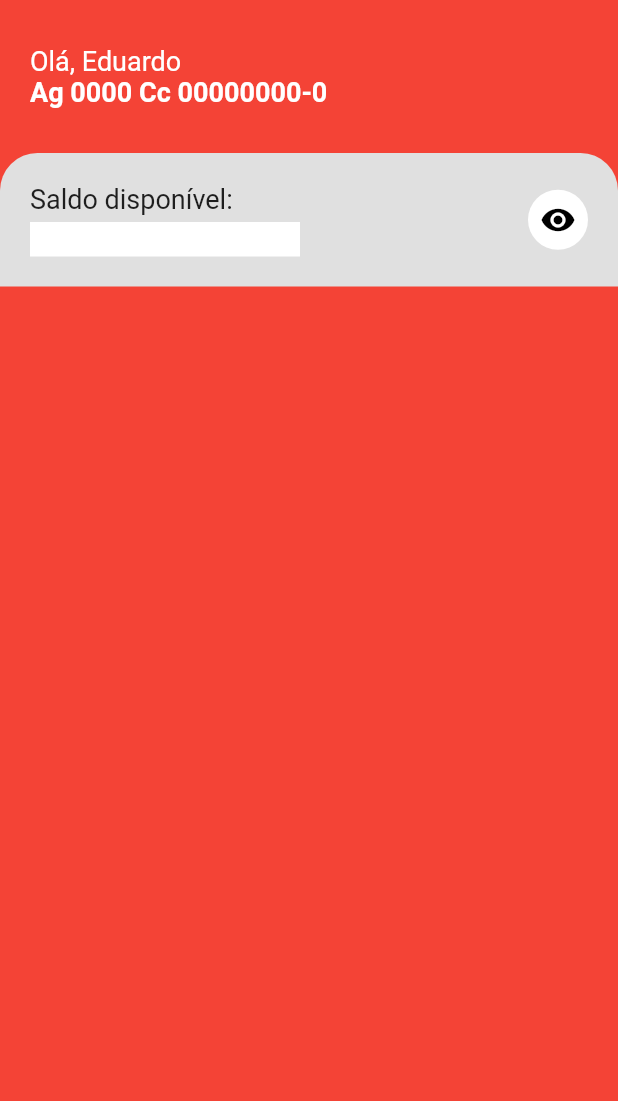
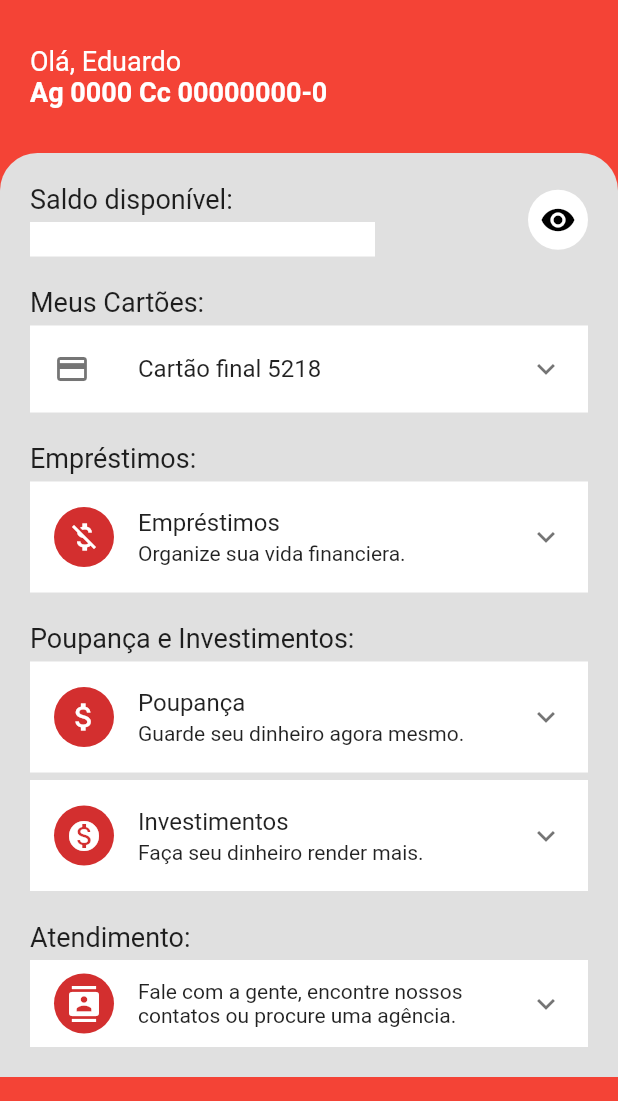
Before and after one commit to eduardoazvd17/NewSantanderDesign, a Flutter app: the screen it shows after launch, on a phone screen of 412 x 824 dp, the part 135-1236 px from its top. Run offline on Flutter 3.47's test engine with Material 2 defaults, Android fonts, the phone set to English and light mode, and no system bars.

Commit message:
Layout pronto

```diff
--- a/lib/views/home.dart
+++ b/lib/views/home.dart
@@ -78,6 +78,7 @@ class _HomeState extends State<Home> {
               ),
             ),
             Container(
+              width: MediaQuery.of(context).size.width,
               decoration: BoxDecoration(
                 borderRadius: BorderRadius.only(
                   topLeft: Radius.circular(25),
@@ -85,7 +86,6 @@ class _HomeState extends State<Home> {
                 ),
                 color: Colors.grey[300],
               ),
-              width: double.infinity,
               child: Padding(
                 padding: const EdgeInsets.all(20),
                 child: Column(
@@ -106,7 +106,7 @@ class _HomeState extends State<Home> {
                             SizedBox(height: 5),
                             exibirSaldo
                                 ? Text(
-                                    'R\$ 1.000,00',
+                                    'R\$ 150.368,84',
                                     style: TextStyle(
                                       fontSize: 20,
                                       fontWeight: FontWeight.bold,
@@ -114,7 +114,7 @@ class _HomeState extends State<Home> {
                                   )
                                 : Container(
                                     height: 23,
-                                    width: 180,
+                                    width: 230,
                                     color: Colors.white,
                                   ),
                           ],
@@ -137,10 +137,87 @@ class _HomeState extends State<Home> {
                         ),
                       ],
                     ),
+                    SizedBox(height: 20),
+                    Text(
+                      'Meus Cartões:',
+                      style: TextStyle(
+                        fontSize: 18,
+                      ),
+                    ),
+                    SizedBox(height: 5),
+                    Container(
+                      color: Colors.white,
+                      child: ExpansionTile(
+                        leading: Icon(Icons.payment),
+                        title: Text('Cartão final 5218'),
+                      ),
+                    ),
+                    SizedBox(height: 20),
+                    Text(
+                      'Empréstimos:',
+                      style: TextStyle(
+                        fontSize: 18,
+                      ),
+                    ),
+                    SizedBox(height: 5),
+                    Container(
+                      color: Colors.white,
+                      child: ExpansionTile(
+                        leading: CircleAvatar(child: Icon(Icons.money_off)),
+                        title: Text('Empréstimos'),
+                        subtitle: Text('Organize sua vida financiera.'),
+                      ),
+                    ),
+                    SizedBox(height: 20),
+                    Text(
+                      'Poupança e Investimentos:',
+                      style: TextStyle(
+                        fontSize: 18,
+                      ),
+                    ),
+                    SizedBox(height: 5),
+                    Container(
+                      color: Colors.white,
+                      child: ExpansionTile(
+                        leading: CircleAvatar(child: Icon(Icons.attach_money)),
+                        title: Text('Poupança'),
+                        subtitle: Text('Guarde seu dinheiro agora mesmo.'),
+                      ),
+                    ),
+                    SizedBox(height: 5),
+                    Container(
+                      color: Colors.white,
+                      child: ExpansionTile(
+                        leading:
+                            CircleAvatar(child: Icon(Icons.monetization_on)),
+                        title: Text('Investimentos'),
+                        subtitle: Text('Faça seu dinheiro render mais.'),
+                      ),
+                    ),
+                    SizedBox(height: 20),
+                    Text(
+                      'Atendimento:',
+                      style: TextStyle(
+                        fontSize: 18,
+                      ),
+                    ),
+                    SizedBox(height: 5),
+                    Container(
+                      color: Colors.white,
+                      child: ExpansionTile(
+                        leading: CircleAvatar(
+                          child: Icon(Icons.contacts),
+                        ),
+                        title: Text(
+                          'Fale com a gente, encontre nossos contatos ou procure uma agência.',
+                          style: TextStyle(fontSize: 14),
+                        ),
+                      ),
+                    ),
                   ],
                 ),
               ),
-            )
+            ),
           ],
         ),
       ),
```
